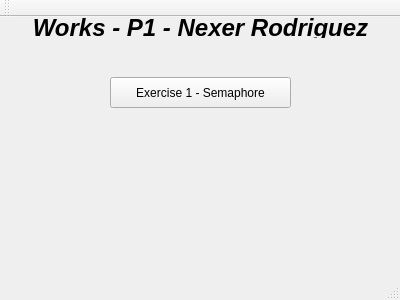
Before: the Qt Designer form MainMenu.ui in rNexeR/Estructura-Works-P1-NR, drawn with Qt 5.
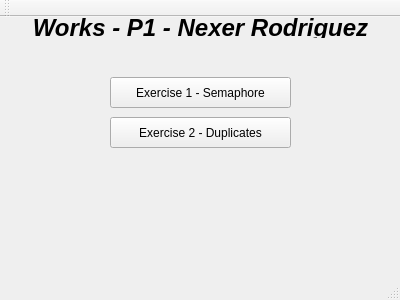
After: the same form once the commit is applied.

Diff of the .ui file:
```diff
--- a/MainMenu.ui
+++ b/MainMenu.ui
@@ -54,6 +54,19 @@
      <string>Exercise 1 - Semaphore</string>
     </property>
    </widget>
+   <widget class="QPushButton" name="pushButton_2">
+    <property name="geometry">
+     <rect>
+      <x>110</x>
+      <y>100</y>
+      <width>181</width>
+      <height>31</height>
+     </rect>
+    </property>
+    <property name="text">
+     <string>Exercise 2 - Duplicates</string>
+    </property>
+   </widget>
   </widget>
   <widget class="QToolBar" name="mainToolBar">
    <attribute name="toolBarArea">
```
